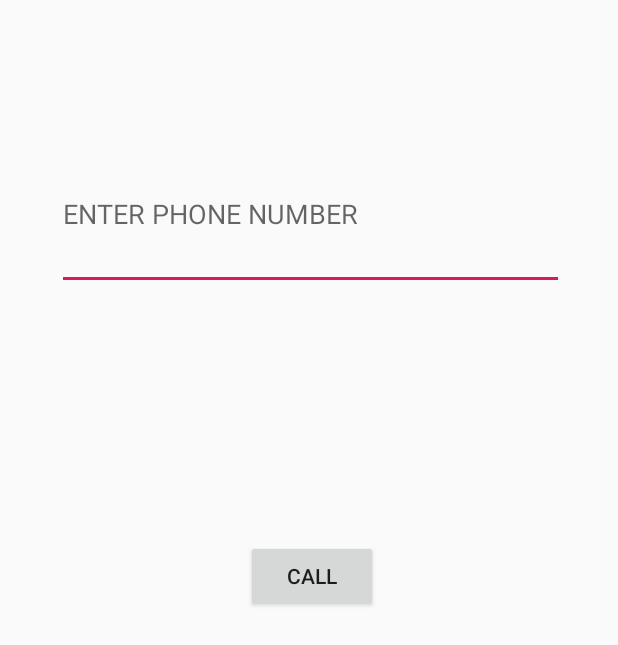
After one commit to karansinghkundan/cricbuzz, an Android app: the PhoneCall screen opened directly, with no data from a screen before it, on a phone screen of 412 x 824 dp. The commit adds this screen. Shown: the top 645 px of the screen. Run offline under Robolectric (Android 15) with nearby library versions, the phone set to English and light mode, and no system bars.

Commit message:
error resolving for call feature

```diff
--- /dev/null
+++ b/app/src/main/java/com/example/cricbuzzz/PhoneCall.java
@@ -0,0 +1,63 @@
+package com.example.cricbuzzz;
+
+import androidx.appcompat.app.AppCompatActivity;
+import androidx.core.app.ActivityCompat;
+
+import android.Manifest;
+import android.annotation.SuppressLint;
+import android.content.Intent;
+import android.content.pm.PackageManager;
+import android.net.Uri;
+import android.os.Bundle;
+import android.view.View;
+import android.widget.Button;
+import android.widget.EditText;
+import android.widget.TextView;
+import android.widget.Toast;
+
+public class PhoneCall extends AppCompatActivity {
+
+    TextView txt_PhoneNumber;
+    Button buttoncall;
+    @Override
+    protected void onCreate(Bundle savedInstanceState) {
+        super.onCreate(savedInstanceState);
+        setContentView(R.layout.activity_phone_call);
+
+
+        buttoncall = (Button)findViewById(R.id.buttoncall);
+        txt_PhoneNumber = findViewById(R.id.txt);
+
+        buttoncall.setOnClickListener(new View.OnClickListener() {
+            private void requestOnPermisson() {
+                ActivityCompat.requestPermissions(PhoneCall.this, new String[]{Manifest.permission.CALL_PHONE}, 1);
+
+
+            }
+
+            @Override
+            public void onClick(View view) {
+                Intent intentCall = new Intent(Intent.ACTION_CALL);
+                String number = txt_PhoneNumber.getText().toString();
+
+                if (number.trim().isEmpty()) {
+                    Toast.makeText(PhoneCall.this, "phone call invalid", Toast.LENGTH_SHORT
+                    );
+                } else {
+                    intentCall.setData(Uri.parse("tel:" + number));
+
+                }
+                if (ActivityCompat.checkSelfPermission(getApplicationContext(), Manifest.permission.CALL_PHONE) != PackageManager.PERMISSION_GRANTED) {
+                    Toast.makeText(PhoneCall.this, "please grant permission", Toast.LENGTH_SHORT);
+                    requestOnPermisson();
+                } else {
+                    startActivity(intentCall);
+                }
+            }
+        });
+
+
+
+
+}
+    }
--- a/app/src/main/java/com/example/cricbuzzz/SmsFragment.java
+++ /dev/null
@@ -1,4 +0,0 @@
-package com.example.cricbuzzz;
-
-public class SmsFragment {
-}
--- /dev/null
+++ b/app/src/main/res/layout/activity_phone_call.xml
@@ -0,0 +1,29 @@
+<?xml version="1.0" encoding="utf-8"?>
+<androidx.constraintlayout.widget.ConstraintLayout xmlns:android="http://schemas.android.com/apk/res/android"
+    xmlns:app="http://schemas.android.com/apk/res-auto"
+    xmlns:tools="http://schemas.android.com/tools"
+    android:layout_width="match_parent"
+    android:layout_height="match_parent"
+    tools:context=".PhoneCall">
+
+    <EditText
+        android:id="@+id/txt"
+        android:layout_width="338dp"
+        android:layout_height="101dp"
+        android:layout_marginTop="92dp"
+        android:layout_marginEnd="36dp"
+        app:layout_constraintEnd_toEndOf="parent"
+        app:layout_constraintTop_toTopOf="parent"
+        android:inputType="phone"
+        android:hint="ENTER PHONE NUMBER"/>
+
+    <Button
+        android:id="@+id/buttoncall"
+        android:layout_width="wrap_content"
+        android:layout_height="wrap_content"
+        android:layout_marginEnd="160dp"
+        android:layout_marginBottom="416dp"
+        android:text="call"
+        app:layout_constraintBottom_toBottomOf="parent"
+        app:layout_constraintEnd_toEndOf="parent" />
+</androidx.constraintlayout.widget.ConstraintLayout>
```
Also changed, not shown: app/src/main/AndroidManifest.xml (+5 -2 lines), app/src/main/java/com/example/cricbuzzz/HomeActivity.java (+3 -5 lines), app/src/main/java/com/example/cricbuzzz/PhoneCallFragment.java (deleted, +0 -84 lines), app/src/main/res/layout/fragment_phone_call.xml (deleted, +0 -58 lines).
